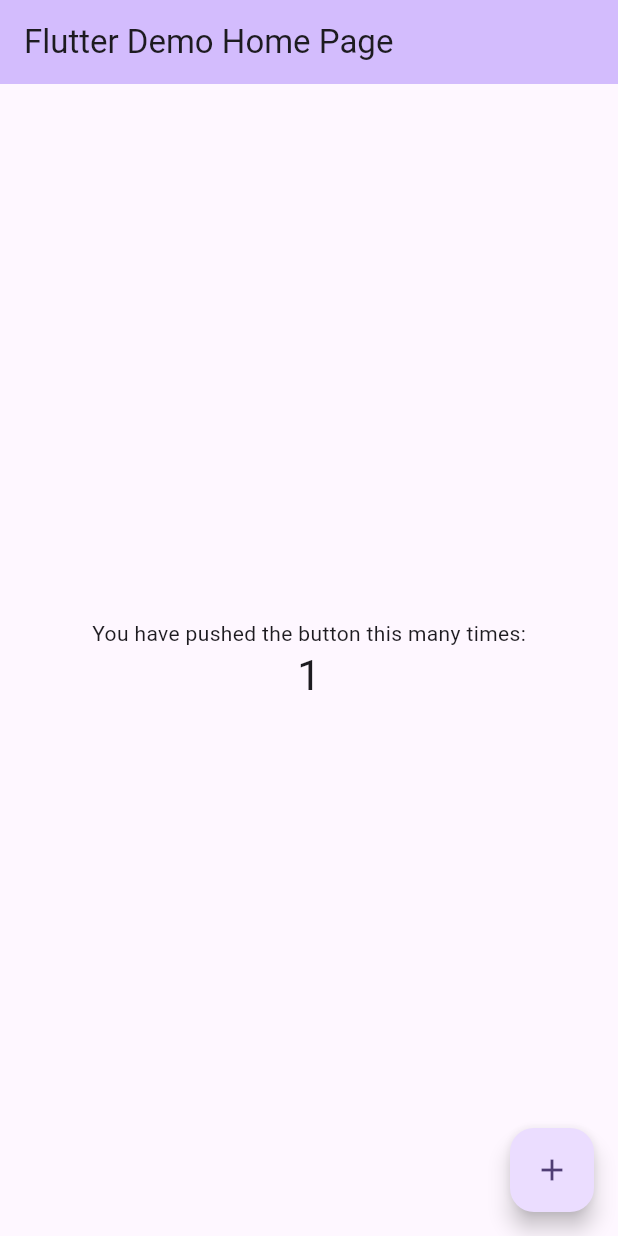
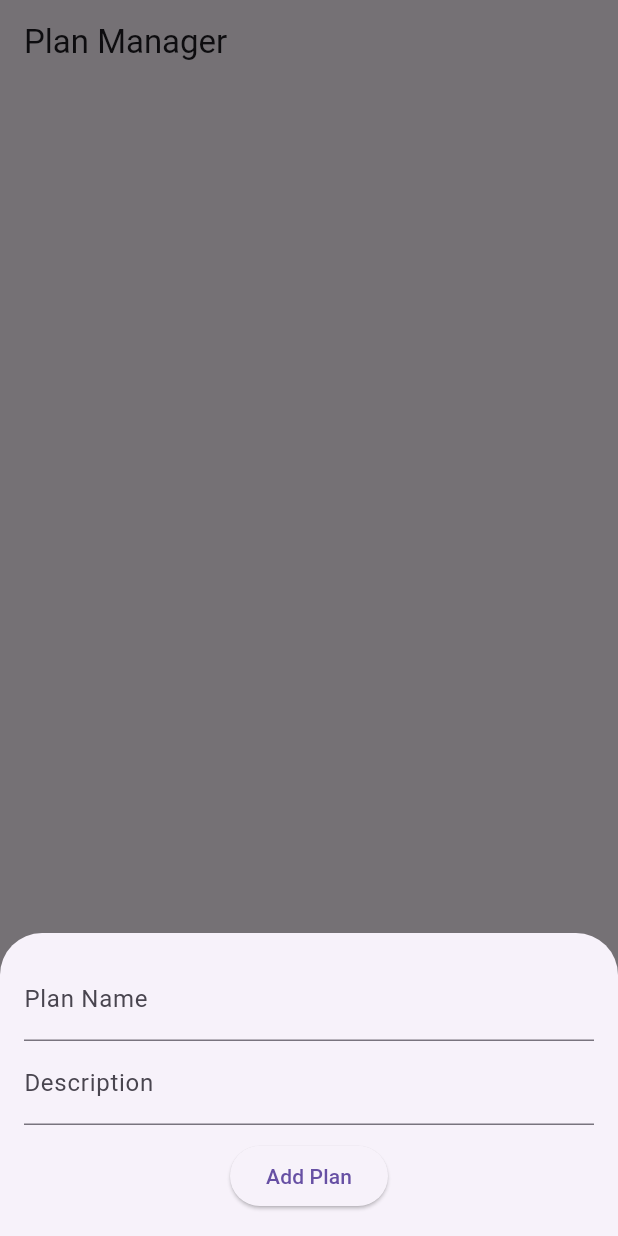
Before and after one commit to charan4112/flutter_plan_manager, a Flutter app: the screen it shows after launch, after a tap on the "add" icon, on a phone screen of 412 x 824 dp. Run offline on Flutter 3.47's test engine with Material 3 defaults, Android fonts, the phone set to English and light mode, and no system bars.

Commit message:
ui_design_and_layout

```diff
--- a/lib/main.dart
+++ b/lib/main.dart
@@ -1,125 +1,6 @@
 import 'package:flutter/material.dart';
+import 'plan_manager_screen.dart';
 
 void main() {
-  runApp(const MyApp());
+  runApp(MyApp());
 }
-
-class MyApp extends StatelessWidget {
-  const MyApp({super.key});
-
-  // This widget is the root of your application.
-  @override
-  Widget build(BuildContext context) {
-    return MaterialApp(
-      title: 'Flutter Demo',
-      theme: ThemeData(
-        // This is the theme of your application.
-        //
-        // TRY THIS: Try running your application with "flutter run". You'll see
-        // the application has a purple toolbar. Then, without quitting the app,
-        // try changing the seedColor in the colorScheme below to Colors.green
-        // and then invoke "hot reload" (save your changes or press the "hot
-        // reload" button in a Flutter-supported IDE, or press "r" if you used
-        // the command line to start the app).
-        //
-        // Notice that the counter didn't reset back to zero; the application
-        // state is not lost during the reload. To reset the state, use hot
-        // restart instead.
-        //
-        // This works for code too, not just values: Most code changes can be
-        // tested with just a hot reload.
-        colorScheme: ColorScheme.fromSeed(seedColor: Colors.deepPurple),
-        useMaterial3: true,
-      ),
-      home: const MyHomePage(title: 'Flutter Demo Home Page'),
-    );
-  }
-}
-
-class MyHomePage extends StatefulWidget {
-  const MyHomePage({super.key, required this.title});
-
-  // This widget is the home page of your application. It is stateful, meaning
-  // that it has a State object (defined below) that contains fields that affect
-  // how it looks.
-
-  // This class is the configuration for the state. It holds the values (in this
-  // case the title) provided by the parent (in this case the App widget) and
-  // used by the build method of the State. Fields in a Widget subclass are
-  // always marked "final".
-
-  final String title;
-
-  @override
-  State<MyHomePage> createState() => _MyHomePageState();
-}
-
-class _MyHomePageState extends State<MyHomePage> {
-  int _counter = 0;
-
-  void _incrementCounter() {
-    setState(() {
-      // This call to setState tells the Flutter framework that something has
-      // changed in this State, which causes it to rerun the build method below
-      // so that the display can reflect the updated values. If we changed
-      // _counter without calling setState(), then the build method would not be
-      // called again, and so nothing would appear to happen.
-      _counter++;
-    });
-  }
-
-  @override
-  Widget build(BuildContext context) {
-    // This method is rerun every time setState is called, for instance as done
-    // by the _incrementCounter method above.
-    //
-    // The Flutter framework has been optimized to make rerunning build methods
-    // fast, so that you can just rebuild anything that needs updating rather
-    // than having to individually change instances of widgets.
-    return Scaffold(
-      appBar: AppBar(
-        // TRY THIS: Try changing the color here to a specific color (to
-        // Colors.amber, perhaps?) and trigger a hot reload to see the AppBar
-        // change color while the other colors stay the same.
-        backgroundColor: Theme.of(context).colorScheme.inversePrimary,
-        // Here we take the value from the MyHomePage object that was created by
-        // the App.build method, and use it to set our appbar title.
-        title: Text(widget.title),
-      ),
-      body: Center(
-        // Center is a layout widget. It takes a single child and positions it
-        // in the middle of the parent.
-        child: Column(
-          // Column is also a layout widget. It takes a list of children and
-          // arranges them vertically. By default, it sizes itself to fit its
-          // children horizontally, and tries to be as tall as its parent.
-          //
-          // Column has various properties to control how it sizes itself and
-          // how it positions its children. Here we use mainAxisAlignment to
-          // center the children vertically; the main axis here is the vertical
-          // axis because Columns are vertical (the cross axis would be
-          // horizontal).
-          //
-          // TRY THIS: Invoke "debug painting" (choose the "Toggle Debug Paint"
-          // action in the IDE, or press "p" in the console), to see the
-          // wireframe for each widget.
-          mainAxisAlignment: MainAxisAlignment.center,
-          children: <Widget>[
-            const Text(
-              'You have pushed the button this many times:',
-            ),
-            Text(
-              '$_counter',
-              style: Theme.of(context).textTheme.headlineMedium,
-            ),
-          ],
-        ),
-      ),
-      floatingActionButton: FloatingActionButton(
-        onPressed: _incrementCounter,
-        tooltip: 'Increment',
-        child: const Icon(Icons.add),
-      ), // This trailing comma makes auto-formatting nicer for build methods.
-    );
-  }
-}
--- /dev/null
+++ b/lib/plan_manager_screen.dart
@@ -0,0 +1,102 @@
+import 'package:flutter/material.dart';
+
+void main() {
+  runApp(MyApp());
+}
+
+class MyApp extends StatelessWidget {
+  @override
+  Widget build(BuildContext context) {
+    return MaterialApp(
+      title: 'Plan Manager',
+      theme: ThemeData(primarySwatch: Colors.blue),
+      home: PlanManagerScreen(),
+    );
+  }
+}
+
+class PlanManagerScreen extends StatefulWidget {
+  @override
+  _PlanManagerScreenState createState() => _PlanManagerScreenState();
+}
+
+class _PlanManagerScreenState extends State<PlanManagerScreen> {
+  final List<Map<String, dynamic>> _plans = [];
+
+  void _addPlan(String name, String description, DateTime date) {
+    setState(() {
+      _plans.add({
+        'name': name,
+        'description': description,
+        'date': date,
+        'completed': false,
+      });
+    });
+  }
+
+  @override
+  Widget build(BuildContext context) {
+    return Scaffold(
+      appBar: AppBar(
+        title: const Text('Plan Manager'),
+      ),
+      body: ListView.builder(
+        itemCount: _plans.length,
+        itemBuilder: (context, index) {
+          return ListTile(
+            title: Text(_plans[index]['name']),
+            subtitle: Text(_plans[index]['description']),
+            trailing: Icon(
+              _plans[index]['completed'] ? Icons.check_circle : Icons.radio_button_unchecked,
+              color: _plans[index]['completed'] ? Colors.green : Colors.grey,
+            ),
+          );
+        },
+      ),
+      floatingActionButton: FloatingActionButton(
+        onPressed: () => _showAddPlanModal(context),
+        child: const Icon(Icons.add),
+      ),
+    );
+  }
+
+  void _showAddPlanModal(BuildContext context) {
+    final _nameController = TextEditingController();
+    final _descriptionController = TextEditingController();
+    DateTime _selectedDate = DateTime.now();
+
+    showModalBottomSheet(
+      context: context,
+      builder: (_) {
+        return Padding(
+          padding: const EdgeInsets.all(16.0),
+          child: Column(
+            mainAxisSize: MainAxisSize.min,
+            children: [
+              TextField(
+                controller: _nameController,
+                decoration: const InputDecoration(labelText: 'Plan Name'),
+              ),
+              TextField(
+                controller: _descriptionController,
+                decoration: const InputDecoration(labelText: 'Description'),
+              ),
+              const SizedBox(height: 10),
+              ElevatedButton(
+                onPressed: () {
+                  _addPlan(
+                    _nameController.text,
+                    _descriptionController.text,
+                    _selectedDate,
+                  );
+                  Navigator.of(context).pop();
+                },
+                child: const Text('Add Plan'),
+              ),
+            ],
+          ),
+        );
+      },
+    );
+  }
+}
```
